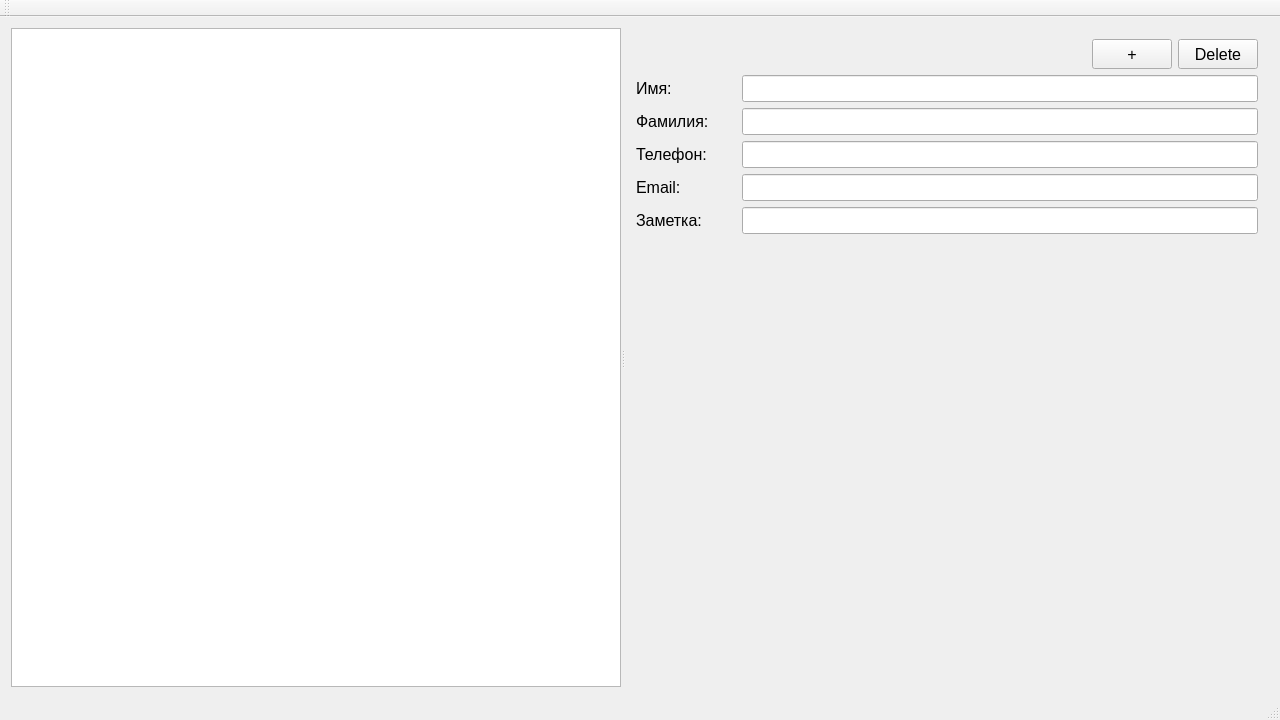
The window that src/mainwindow.ui (Pigeon-Ignaty/ContactBook) describes before a commit, drawn with Qt 5.
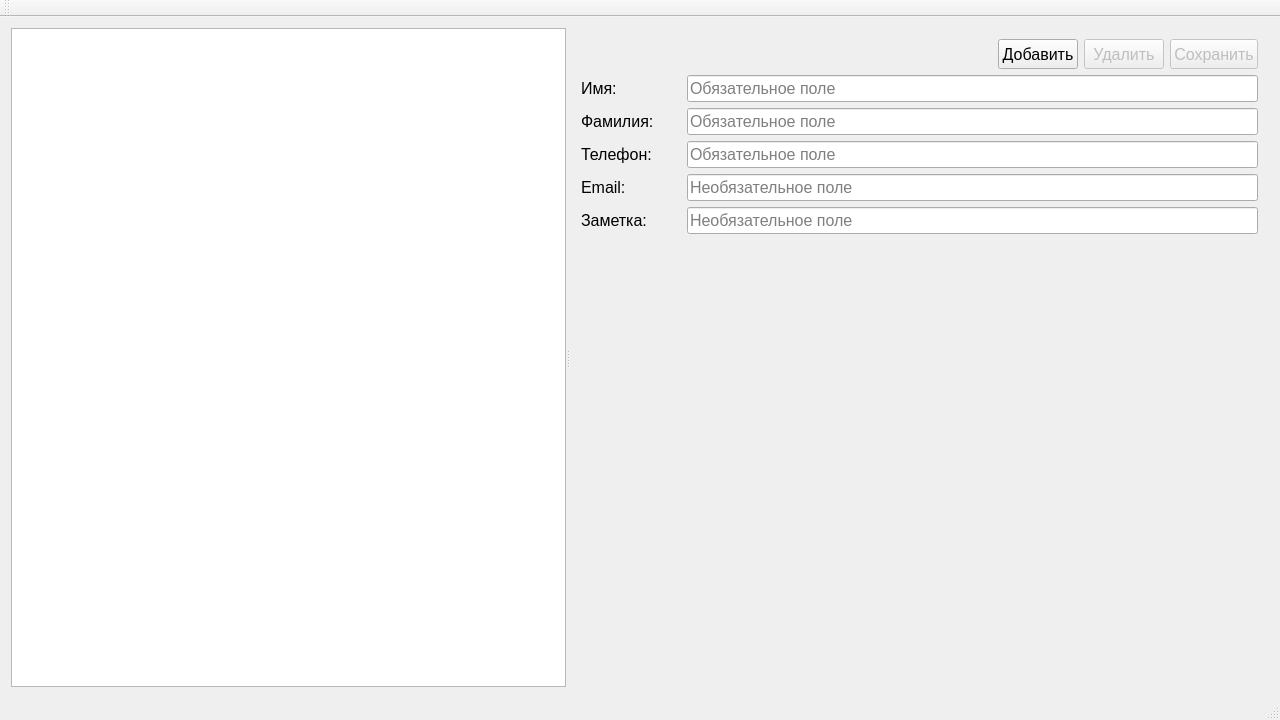
The same window after the commit.

```diff
--- a/src/mainwindow.ui
+++ b/src/mainwindow.ui
@@ -60,12 +60,15 @@
                </font>
               </property>
               <property name="text">
-               <string>+</string>
+               <string>Добавить</string>
               </property>
              </widget>
             </item>
             <item>
-             <widget class="QPushButton" name="pushButton_2">
+             <widget class="QPushButton" name="m_deleteBtn">
+              <property name="enabled">
+               <bool>false</bool>
+              </property>
               <property name="minimumSize">
                <size>
                 <width>0</width>
@@ -78,7 +81,28 @@
                </font>
               </property>
               <property name="text">
-               <string>Delete</string>
+               <string>Удалить</string>
+              </property>
+             </widget>
+            </item>
+            <item>
+             <widget class="QPushButton" name="m_saveBtn">
+              <property name="enabled">
+               <bool>false</bool>
+              </property>
+              <property name="minimumSize">
+               <size>
+                <width>0</width>
+                <height>30</height>
+               </size>
+              </property>
+              <property name="font">
+               <font>
+                <pointsize>12</pointsize>
+               </font>
+              </property>
+              <property name="text">
+               <string>Сохранить</string>
               </property>
              </widget>
             </item>
@@ -111,6 +135,9 @@
                 <pointsize>12</pointsize>
                </font>
               </property>
+              <property name="placeholderText">
+               <string>Обязательное поле</string>
+              </property>
              </widget>
             </item>
            </layout>
@@ -142,6 +169,9 @@
                 <pointsize>12</pointsize>
                </font>
               </property>
+              <property name="placeholderText">
+               <string>Обязательное поле</string>
+              </property>
              </widget>
             </item>
            </layout>
@@ -173,6 +203,9 @@
                 <pointsize>12</pointsize>
                </font>
               </property>
+              <property name="placeholderText">
+               <string>Обязательное поле</string>
+              </property>
              </widget>
             </item>
            </layout>
@@ -204,6 +237,9 @@
                 <pointsize>12</pointsize>
                </font>
               </property>
+              <property name="placeholderText">
+               <string>Необязательное поле</string>
+              </property>
              </widget>
             </item>
            </layout>
@@ -235,6 +271,9 @@
                 <pointsize>12</pointsize>
                </font>
               </property>
+              <property name="placeholderText">
+               <string>Необязательное поле</string>
+              </property>
              </widget>
             </item>
            </layout>
```
Left out of the diff: 8 changed lines with no effect on the pictures.
